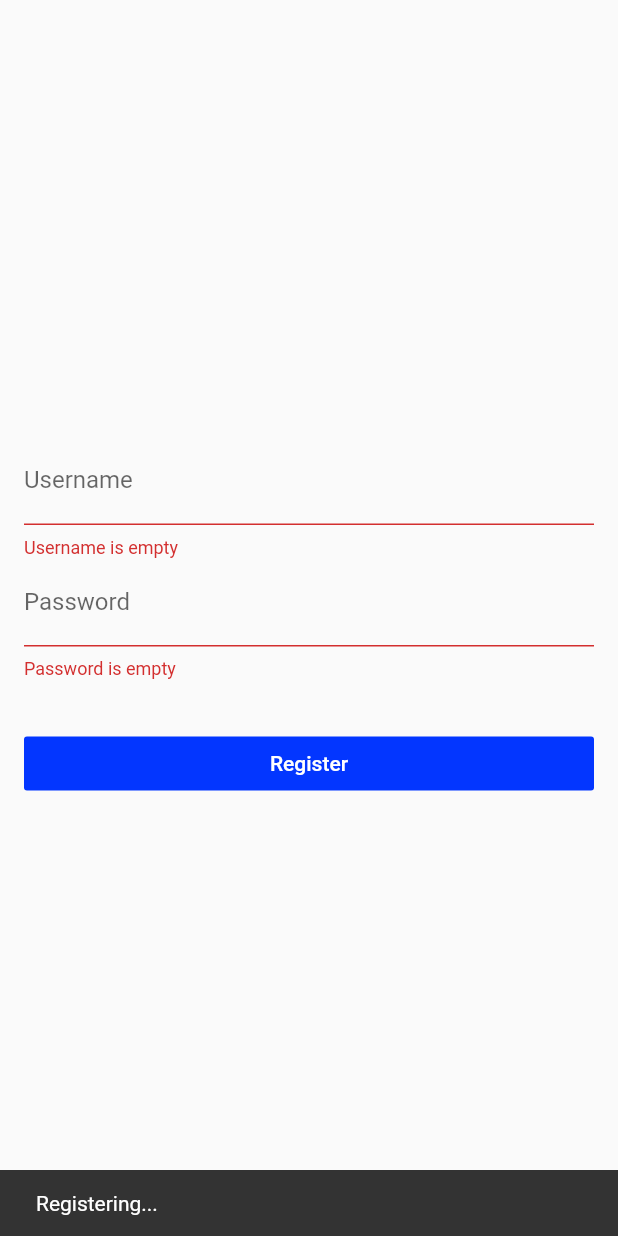
After one commit to Jackly654/flutter_app, a Flutter app: the screen it shows after launch, after a tap on "Register", on a phone screen of 412 x 824 dp. The commit adds this screen. Run offline on Flutter 3.47's test engine with Material 2 defaults, Android fonts, the phone set to English and light mode, and no system bars; network calls fail.

Commit message:
form try finish user password form submit Scaffold.of(context).showSnackBar like tips

```diff
--- /dev/null
+++ b/lib/demo/form_demo.dart
@@ -0,0 +1,174 @@
+import 'package:flutter/material.dart';
+
+class FormDemo extends StatelessWidget{
+  @override
+  Widget build(BuildContext context) {
+    // TODO: implement build
+    return Scaffold(
+      body: Theme(
+        data: Theme.of(context).copyWith(
+          primaryColor: Colors.black,
+        ),/*ThemeData(
+          primaryColor: Colors.black,
+        ),*/
+        child: Container(
+          padding: EdgeInsets.all(16.0),
+          child: Column(
+            mainAxisAlignment: MainAxisAlignment.center,
+            children: [
+              //TextFieldDemo(),
+              RegisterFormDemo(),
+            ],
+          ),
+        ),//ThemeDemo(),
+      ),
+    );
+  }
+
+}
+
+class RegisterFormDemo extends StatefulWidget{
+  RegisterFormDemoState createState() => RegisterFormDemoState();
+
+}
+
+class RegisterFormDemoState extends State{
+  final registerFormKey = GlobalKey<FormState>();
+
+  String username, password;
+
+  void submitRegisterForm(){
+    registerFormKey.currentState.save();
+    registerFormKey.currentState.validate();
+
+    debugPrint('username: $username');
+    debugPrint('password: $password');
+
+    Scaffold.of(context).showSnackBar(
+      SnackBar(
+        content: Text('Registering...'),
+      )
+    );
+  }
+
+  String validateUsername(value){
+    if(value.isEmpty){
+      return 'Username is empty';
+    }
+    return null;
+  }
+
+  String validatePassword(value){
+    if(value.isEmpty){
+      return 'Password is empty';
+    }
+    return null;
+  }
+
+  @override
+  Widget build(BuildContext context) {
+    // TODO: implement build
+    return Form(
+      key: registerFormKey,
+      child: Column(
+        children: [
+          TextFormField(
+            decoration: InputDecoration(
+              labelText: 'Username',
+              helperText: '',
+            ),
+            onSaved: (value){
+              username = value;
+            },
+            validator: validateUsername,
+            //autovalidate: true,
+              autovalidateMode: AutovalidateMode.onUserInteraction,
+          ),
+          TextFormField(
+            obscureText: true,
+            decoration: InputDecoration(
+              labelText: 'Password',
+              helperText: '',
+            ),
+            onSaved: (value){
+              password = value;
+            },
+            validator: validatePassword,
+            autovalidateMode: AutovalidateMode.onUserInteraction,
+          ),
+          SizedBox(
+            height: 32.0,
+          ),
+          Container(
+            width: double.infinity,
+            child: RaisedButton(
+              color: Theme.of(context).accentColor,
+              child: Text('Register', style: TextStyle(color: Colors.white)),
+              elevation: 0.0,
+              onPressed: submitRegisterForm,
+            ),
+          ),
+        ],
+      ),
+    );
+  }
+}
+
+
+class TextFieldDemo extends StatefulWidget{
+  TextFieldDemoState createState() => TextFieldDemoState();
+
+}
+
+class TextFieldDemoState extends State{
+  final textEditingController = TextEditingController();
+
+  @override
+  void dispose() {
+    textEditingController.dispose();
+    super.dispose();
+  }
+
+  @override
+  void initState() {
+    // TODO: implement initState
+    super.initState();
+    //textEditingController.text = 'hi';
+    textEditingController.addListener(() {
+
+    });
+  }
+
+  @override
+  Widget build(BuildContext context) {
+    // TODO: implement build
+    return TextField(
+      controller: textEditingController,
+      /*onChanged: (value){
+        debugPrint('input: $value');
+      },*/
+      onSubmitted: (value){
+        debugPrint('submit: $value');
+      },
+      decoration: InputDecoration(
+        icon: Icon(Icons.subject),
+        labelText: 'Title',
+        hintText: 'input user post title.',
+        //border: InputBorder.none,
+        //border: OutlineInputBorder(),
+        filled: true,
+      ),
+    );
+  }
+
+}
+
+class ThemeDemo extends StatelessWidget {
+  @override
+  Widget build(BuildContext context) {
+    // TODO: implement build
+    return Container(
+      color: Theme.of(context).accentColor,
+    );
+  }
+}
--- a/lib/main.dart
+++ b/lib/main.dart
@@ -7,6 +7,7 @@ import './demo/layout_demo.dart';
 import './demo/view_demo.dart';
 import './demo/sliver_demo.dart';
 import './demo/navigator_demo.dart';
+import './demo/form_demo.dart';
 
 void main() =>runApp(App());
 
@@ -17,16 +18,18 @@ class App extends StatelessWidget{
     return MaterialApp(
       debugShowCheckedModeBanner: false,
       //home: NavigatorDemo(),//Home(),
-      initialRoute: '/about',
+      initialRoute: '/form',//'/about',
       routes: {
         '/': (context) => Home(),//NavigatorDemo(),
-        '/about': (context) => PageJ(title : 'About')
+        '/about': (context) => PageJ(title : 'About'),
+        '/form': (context) => FormDemo(),
       },
       //Home(),
       theme: ThemeData(
         primarySwatch: Colors.red,
         highlightColor: Color.fromRGBO(255, 255, 255, 0.5),
-        splashColor: Colors.white70
+        splashColor: Colors.white70,
+        accentColor: Color.fromRGBO(3, 54, 255, 1.0),
       ),
     );
   }
```
